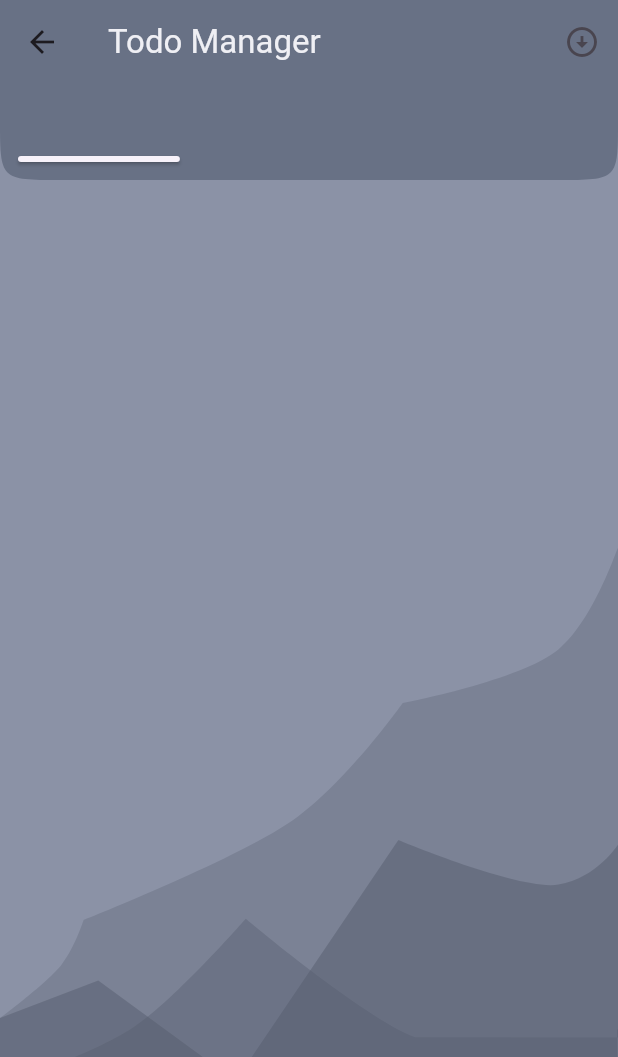
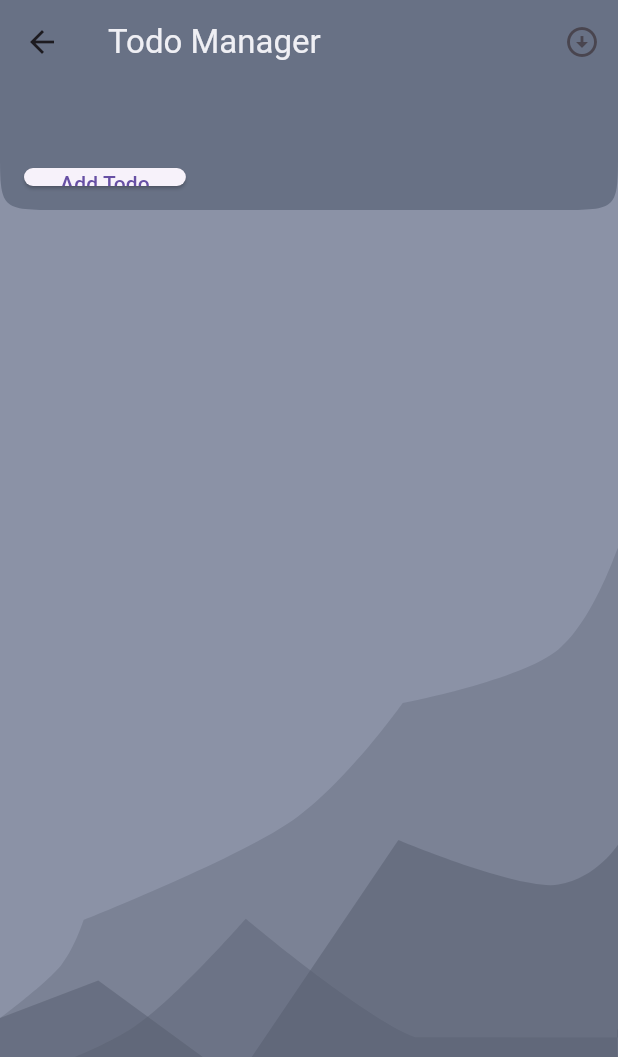
Before and after one commit to nvdrk/todo-manager, a Flutter app: the TodoLayout screen opened directly with empty values, on a phone screen of 412 x 824 dp. Shown: the top 1057 px of the screen. Run offline on Flutter 3.47's test engine with Material 2 defaults, Android fonts, the phone set to English and light mode, and no system bars; our stand-ins replace dio, equatable, freezed_annotation, hooks_riverpod; network calls fail.

```diff
--- a/lib/presentation/todo_page/layouts/todo_layout.dart
+++ b/lib/presentation/todo_page/layouts/todo_layout.dart
@@ -67,21 +67,17 @@ class _DataLayoutState extends ConsumerState<TodoLayout> {
                           curve: Curves.fastOutSlowIn),
                     ),
                   ],
-                  expandedHeight: 120,
+                  expandedHeight: kToolbarHeight * 2.5,
                   flexibleSpace: Padding(
-                    padding: const EdgeInsets.only(top: 100),
+                    padding: const EdgeInsets.only(top: kToolbarHeight * 2),
                     child: Padding(
-                      padding: const EdgeInsets.all(4.0),
+                      padding: const EdgeInsets.fromLTRB(16, 0, 0, 16),
                       child: Row(
                         crossAxisAlignment: CrossAxisAlignment.center,
                         children: [
-                          Padding(
-                            padding:
-                                const EdgeInsets.only(left: 8.0, bottom: 8.0),
-                            child: ElevatedButton(
-                                child: const Text("Add Todo"),
-                                onPressed: () => showDialogWithFields()),
-                          ),
+                          ElevatedButton(
+                              child: const Text("Add Todo"),
+                              onPressed: () => showDialogWithFields()),
                         ],
                       ),
                     ),
@@ -92,9 +88,9 @@ class _DataLayoutState extends ConsumerState<TodoLayout> {
                   sliver: SliverFixedExtentList(
                     delegate: SliverChildBuilderDelegate(
                         childCount: widget.todos.length, (_, int index) {
-                      return ItemListTile(todo: widget.todos[index]);
+                      return ItemListTile(todo: widget.todos[index], key: UniqueKey(),);
                     }),
-                    itemExtent: 100,
+                    itemExtent: 120,
                   ),
                 )
               ],
```
Also changed, not shown: lib/presentation/todo_page/components/item_tile.dart (+6 -1 lines), pubspec.lock, 1 other file.
